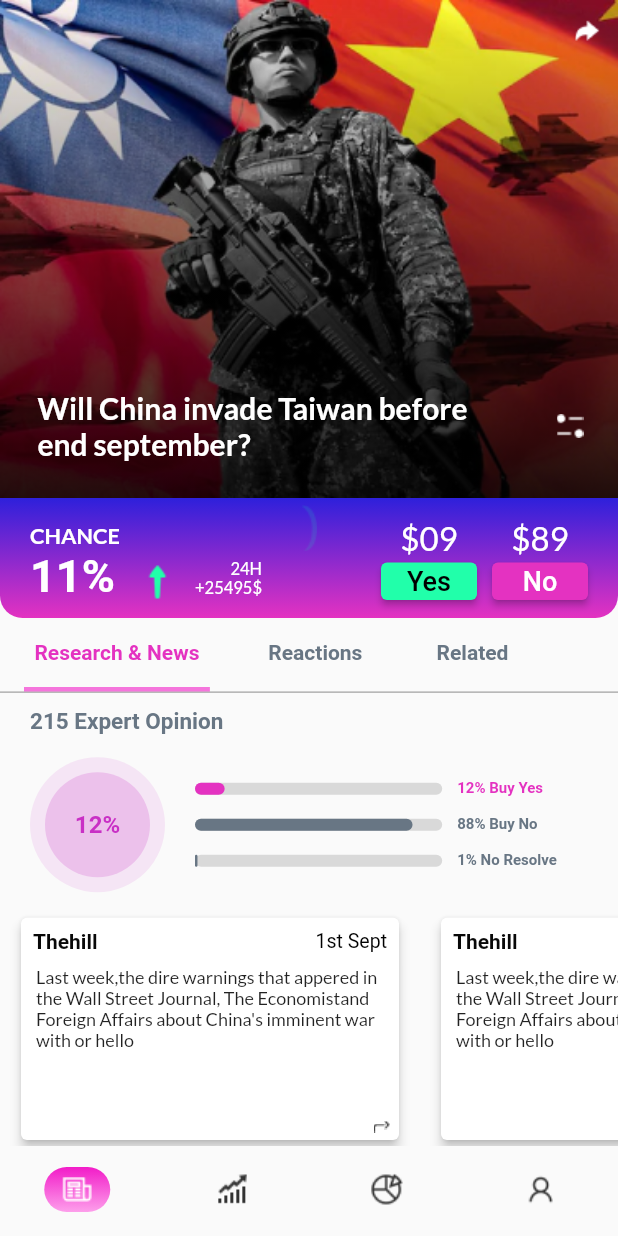
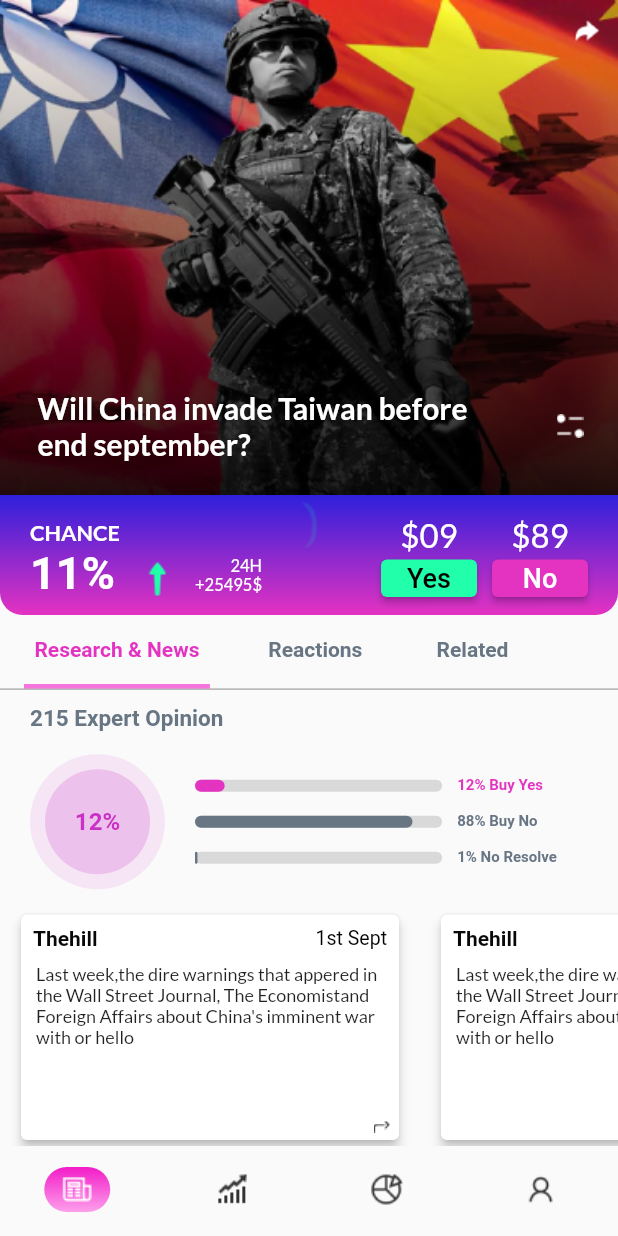
Before and after one commit to CaptainBiswa69/Task-GrowMate, a Flutter app: the screen it shows after launch, on a phone screen of 412 x 824 dp. Run offline on Flutter 3.47's test engine with Material 2 defaults, Android fonts, the phone set to English and light mode, and no system bars; our stand-ins replace google_fonts; Roboto replaces fonts that are missing (customFont).

Commit message:
Minor Changes

```diff
--- a/lib/pages/feed.dart
+++ b/lib/pages/feed.dart
@@ -23,13 +23,14 @@ class _FeedState extends State<Feed> with TickerProviderStateMixin {
                 const Positioned(
                     child: SizedBox(
                   width: 500,
+                  height: 330,
                   child: Image(
-                      fit: BoxFit.contain,
+                      fit: BoxFit.fill,
                       image: AssetImage("assets/main_view/main.png")),
                 )),
                 Positioned(
                     child: Container(
-                  height: 332,
+                  height: 330,
                   decoration: const BoxDecoration(
                       gradient: LinearGradient(
                           begin: Alignment.topCenter,
```
